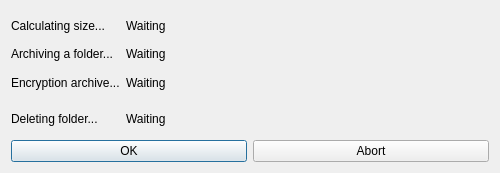
This is gui/progressbar_onefile.ui in annndruha/SecurePhotos as Qt 5 draws it before an edit. The edited form follows.
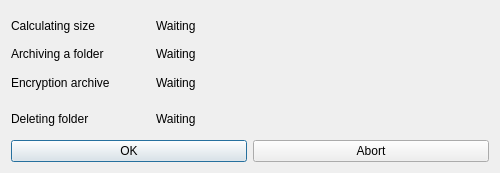
This is the edited form.

What changed in the file:
```diff
--- a/gui/progressbar_onefile.ui
+++ b/gui/progressbar_onefile.ui
@@ -55,13 +55,6 @@
    </item>
    <item row="0" column="0">
     <layout class="QGridLayout" name="gridLayout_2">
-     <item row="0" column="0">
-      <widget class="QLabel" name="label_3">
-       <property name="text">
-        <string>Calculating size...</string>
-       </property>
-      </widget>
-     </item>
      <item row="1" column="0">
       <widget class="QLabel" name="progress_text">
        <property name="sizePolicy">
@@ -71,52 +64,75 @@
         </sizepolicy>
        </property>
        <property name="text">
-        <string>Archiving a folder...</string>
+        <string>Archiving a folder</string>
+       </property>
+      </widget>
+     </item>
+     <item row="0" column="0">
+      <widget class="QLabel" name="label_3">
+       <property name="text">
+        <string>Calculating size</string>
        </property>
       </widget>
      </item>
      <item row="2" column="0">
       <widget class="QLabel" name="label">
        <property name="text">
-        <string>Encryption archive...</string>
+        <string>Encryption archive</string>
        </property>
       </widget>
      </item>
      <item row="3" column="0">
       <widget class="QLabel" name="label_2">
        <property name="text">
-        <string>Deleting folder...</string>
+        <string>Deleting folder</string>
        </property>
       </widget>
      </item>
-     <item row="0" column="1">
+     <item row="0" column="2">
       <widget class="QLabel" name="label_size">
        <property name="text">
         <string>Waiting</string>
        </property>
       </widget>
      </item>
-     <item row="1" column="1">
+     <item row="1" column="2">
       <widget class="QLabel" name="label_archiving">
        <property name="text">
         <string>Waiting</string>
        </property>
       </widget>
      </item>
-     <item row="2" column="1">
+     <item row="2" column="2">
       <widget class="QLabel" name="label_encryption">
        <property name="text">
         <string>Waiting</string>
        </property>
       </widget>
      </item>
-     <item row="3" column="1">
+     <item row="3" column="2">
       <widget class="QLabel" name="label_deleting">
        <property name="text">
         <string>Waiting</string>
        </property>
       </widget>
      </item>
+     <item row="0" column="1">
+      <spacer name="horizontalSpacer">
+       <property name="orientation">
+        <enum>Qt::Horizontal</enum>
+       </property>
+       <property name="sizeType">
+        <enum>QSizePolicy::Fixed</enum>
+       </property>
+       <property name="sizeHint" stdset="0">
+        <size>
+         <width>40</width>
+         <height>20</height>
+        </size>
+       </property>
+      </spacer>
+     </item>
     </layout>
    </item>
   </layout>
```
